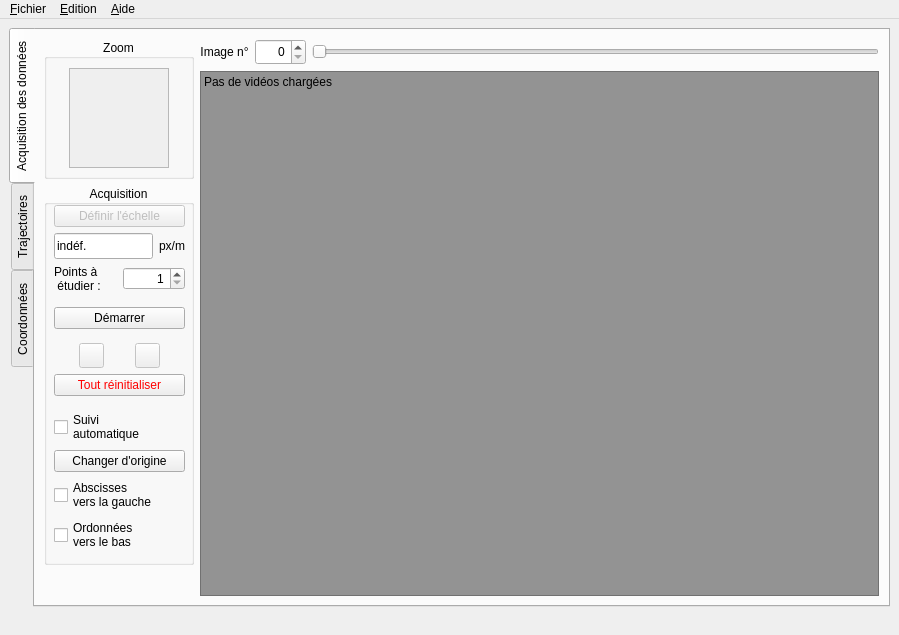
The window that src/pymecavideo_mini_layout.ui (rene-d/pymecavideo) describes before a commit, drawn with Qt 5.
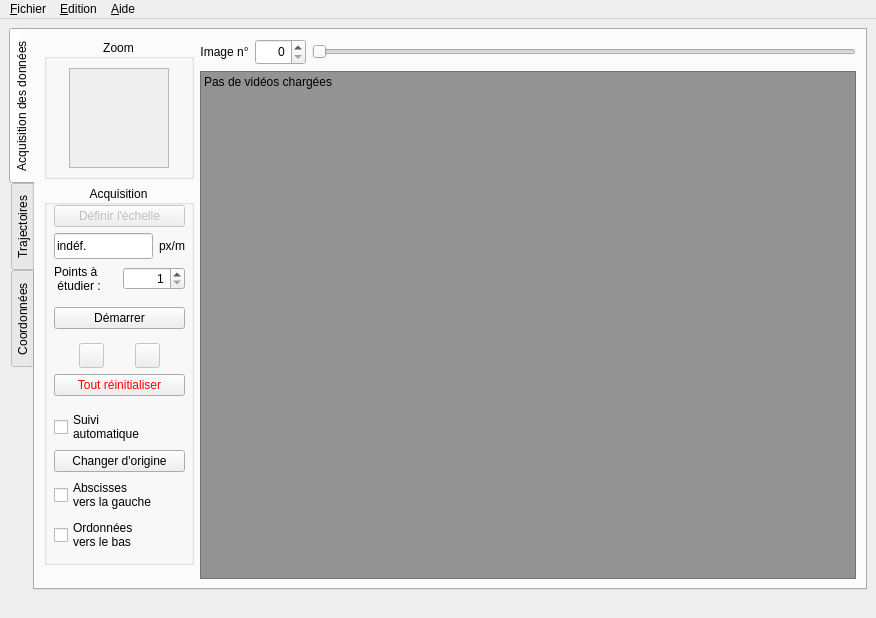
The same window after the commit. Icons and pictures are not drawn. Custom widgets are drawn as their Qt base class.

Commit message: Bugfix ratio video

Patch:
```diff
--- a/src/pymecavideo_mini_layout.ui
+++ b/src/pymecavideo_mini_layout.ui
@@ -6,8 +6,8 @@
    <rect>
     <x>0</x>
     <y>0</y>
-    <width>899</width>
-    <height>635</height>
+    <width>876</width>
+    <height>618</height>
    </rect>
   </property>
   <property name="sizePolicy">
@@ -1033,7 +1033,7 @@
     <rect>
      <x>0</x>
      <y>0</y>
-     <width>899</width>
+     <width>876</width>
      <height>21</height>
     </rect>
    </property>
```
